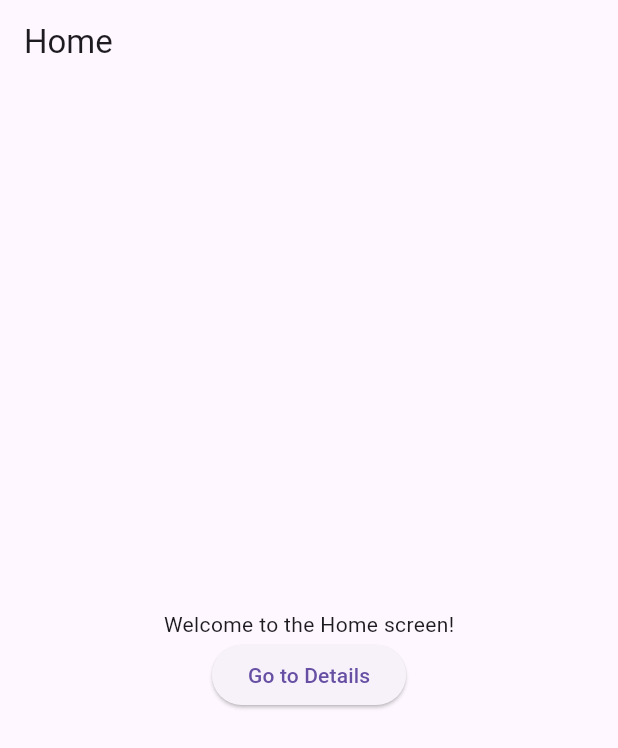
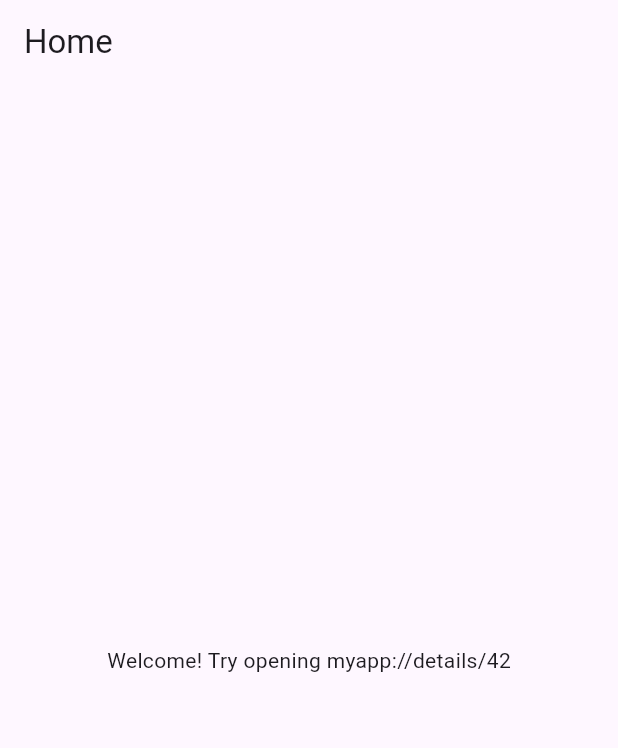
Before and after one commit to kmuzaki/flutterDeepLinkingLabActivity, a Flutter app: the screen it shows after launch, on a phone screen of 412 x 824 dp. Shown: the top 748 px of the screen. Run offline on Flutter 3.47's test engine with Material 3 defaults, Android fonts, the phone set to English and light mode, and no system bars.

Commit message:
checkpoint2

```diff
--- a/lib/main.dart
+++ b/lib/main.dart
@@ -21,21 +21,21 @@ class HomeScreen extends StatelessWidget {
   Widget build(BuildContext context) {
     return Scaffold(
       appBar: AppBar(title: Text('Home')),
-      body: Column(
-        mainAxisAlignment: MainAxisAlignment.center,
-        children: [
-          Center(child: Text('Welcome to the Home screen!')),
-          ElevatedButton(
-            onPressed: () {
-              Navigator.pushNamed(context, '/details');
-            },
-            child: Text('Go to Details'),
-          ),
-        ],
-      )
-      // body: Center(
-      //   child: Text('Welcome! Try opening myapp://details/42'),
-      // ),
+      // body: Column(
+      //   mainAxisAlignment: MainAxisAlignment.center,
+      //   children: [
+      //     Center(child: Text('Welcome to the Home screen!')),
+      //     ElevatedButton(
+      //       onPressed: () {
+      //         Navigator.pushNamed(context, '/details');
+      //       },
+      //       child: Text('Go to Details'),
+      //     ),
+      //   ],
+      // )
+      body: Center(
+        child: Text('Welcome! Try opening myapp://details/42'),
+      ),
     );
   }
 }
```
